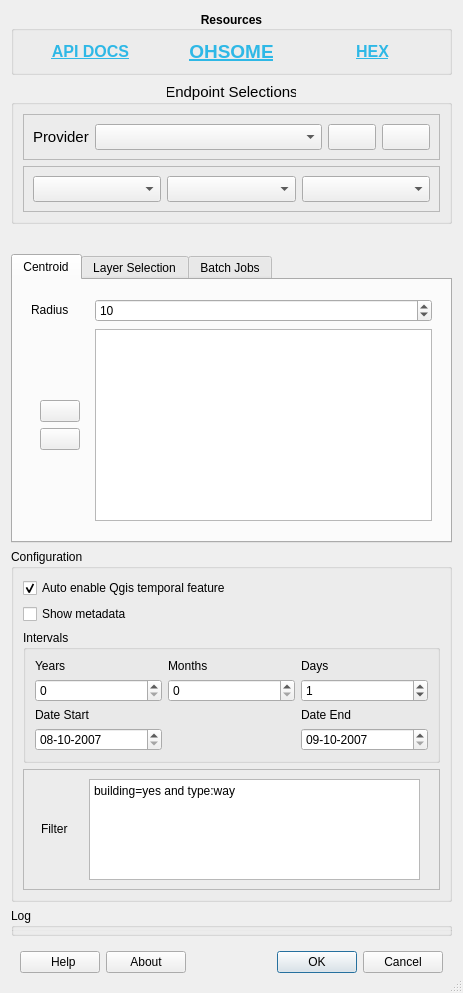
The window that OhsomeQgis/gui/OhsomeQgisDialogUI.ui (GIScience/ohsome-qgis-plugin) describes before a commit, drawn with Qt 5.
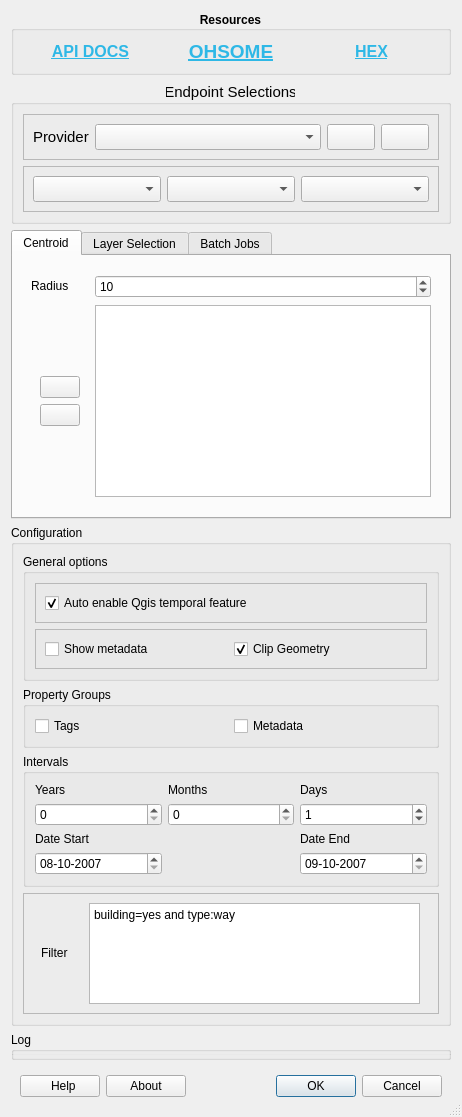
The same window after the commit. Icons and pictures are not drawn. Custom widgets are drawn as their Qt base class.

Commit message: add proerty groups options

The edit to the form file:
```diff
--- a/OhsomeQgis/gui/OhsomeQgisDialogUI.ui
+++ b/OhsomeQgis/gui/OhsomeQgisDialogUI.ui
@@ -6,7 +6,7 @@
    <rect>
     <x>0</x>
     <y>0</y>
-    <width>463</width>
+    <width>462</width>
     <height>928</height>
    </rect>
   </property>
@@ -247,17 +247,6 @@
      </layout>
     </widget>
    </item>
-   <item>
-    <widget class="QWidget" name="widget_3" native="true">
-     <property name="sizePolicy">
-      <sizepolicy hsizetype="Preferred" vsizetype="Fixed">
-       <horstretch>0</horstretch>
-       <verstretch>0</verstretch>
-      </sizepolicy>
-     </property>
-     <layout class="QHBoxLayout" name="horizontalLayout_2"/>
-    </widget>
-   </item>
    <item>
     <widget class="QTabWidget" name="request_types_widget">
      <property name="sizePolicy">
@@ -697,6 +686,24 @@
      </property>
      <layout class="QVBoxLayout" name="verticalLayout_4">
       <item>
+       <widget class="QgsCollapsibleGroupBox" name="general_options_group">
+        <property name="title">
+         <string>General options</string>
+        </property>
+        <property name="collapsed">
+         <bool>true</bool>
+        </property>
+        <layout class="QVBoxLayout" name="verticalLayout_3">
+         <item>
+          <widget class="QFrame" name="frame_5">
+           <property name="frameShape">
+            <enum>QFrame::StyledPanel</enum>
+           </property>
+           <property name="frameShadow">
+            <enum>QFrame::Raised</enum>
+           </property>
+           <layout class="QHBoxLayout" name="horizontalLayout_11">
+            <item>
        <widget class="QCheckBox" name="check_activate_temporal">
         <property name="toolTip">
          <string>Automatically enable the temporal feature for new layers.</string>
@@ -709,6 +716,18 @@
         </property>
        </widget>
       </item>
+           </layout>
+          </widget>
+         </item>
+         <item>
+          <widget class="QFrame" name="frame_6">
+           <property name="frameShape">
+            <enum>QFrame::StyledPanel</enum>
+           </property>
+           <property name="frameShadow">
+            <enum>QFrame::Raised</enum>
+           </property>
+           <layout class="QHBoxLayout" name="horizontalLayout_12">
       <item>
        <widget class="QCheckBox" name="check_show_metadata">
         <property name="enabled">
@@ -726,6 +745,57 @@
        </widget>
       </item>
       <item>
+             <widget class="QCheckBox" name="check_clip_geometry">
+              <property name="enabled">
+               <bool>true</bool>
+              </property>
+              <property name="toolTip">
+               <string>&lt;html&gt;&lt;head/&gt;&lt;body&gt;&lt;p&gt;Specify whether the returned geometries of the features should be clipped to the query’s spatial boundary.&lt;/p&gt;&lt;p&gt;&lt;span style=&quot; text-decoration: underline;&quot;&gt;Ony available for the data extraction endpoints&lt;/span&gt;.&lt;/p&gt;&lt;/body&gt;&lt;/html&gt;</string>
+              </property>
+              <property name="text">
+               <string>Clip Geometry</string>
+              </property>
+              <property name="checked">
+               <bool>true</bool>
+              </property>
+             </widget>
+            </item>
+           </layout>
+          </widget>
+         </item>
+        </layout>
+       </widget>
+      </item>
+      <item>
+       <widget class="QgsCollapsibleGroupBox" name="property_groups_box">
+        <property name="toolTip">
+         <string>&lt;html&gt;&lt;head/&gt;&lt;body&gt;&lt;p&gt;List of possible property-groups added to each OSM-element.&lt;/p&gt;&lt;p&gt;Only available for data extraction.&lt;/p&gt;&lt;/body&gt;&lt;/html&gt;</string>
+        </property>
+        <property name="title">
+         <string>Property Groups</string>
+        </property>
+        <property name="collapsed">
+         <bool>false</bool>
+        </property>
+        <layout class="QHBoxLayout" name="horizontalLayout_10">
+         <item>
+          <widget class="QCheckBox" name="property_groups_check_tags">
+           <property name="text">
+            <string>Tags</string>
+           </property>
+          </widget>
+         </item>
+         <item>
+          <widget class="QCheckBox" name="property_groups_check_metadata">
+           <property name="text">
+            <string>Metadata</string>
+           </property>
+          </widget>
+         </item>
+        </layout>
+       </widget>
+      </item>
+      <item>
        <widget class="QgsCollapsibleGroupBox" name="intervals_group">
         <property name="title">
          <string>Intervals</string>
```
Left out of the diff: 1 changed line with no effect on the pictures. Lines whose indentation alone changed are shown as unchanged. The commit also changes 4 other files.
